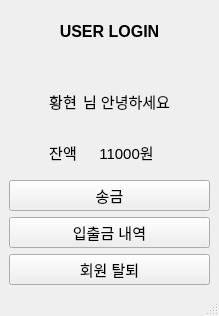
hyeon-h/QBanker-System, file form/mainwindow.ui: the form before one commit.
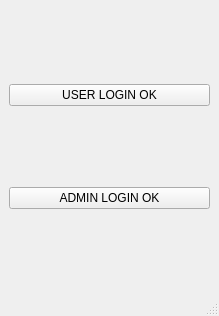
The form after the commit.

Commit message: feat login-ui: user - admin login ui ok

```diff
--- a/form/mainwindow.ui
+++ b/form/mainwindow.ui
@@ -16,162 +16,18 @@
   <widget class="QWidget" name="centralwidget">
    <layout class="QVBoxLayout" name="verticalLayout">
     <item>
-     <layout class="QGridLayout" name="gridLayout">
-      <item row="2" column="2">
-       <widget class="QLabel" name="label_3">
-        <property name="font">
-         <font>
-          <pointsize>11</pointsize>
-         </font>
-        </property>
-        <property name="text">
-         <string>님 안녕하세요</string>
-        </property>
-        <property name="alignment">
-         <set>Qt::AlignmentFlag::AlignCenter</set>
-        </property>
-       </widget>
-      </item>
-      <item row="3" column="2">
-       <widget class="QLabel" name="label_5">
-        <property name="font">
-         <font>
-          <pointsize>11</pointsize>
-         </font>
-        </property>
-        <property name="text">
-         <string>11000원</string>
-        </property>
-        <property name="alignment">
-         <set>Qt::AlignmentFlag::AlignCenter</set>
-        </property>
-       </widget>
-      </item>
-      <item row="2" column="1">
-       <widget class="QLabel" name="label_2">
-        <property name="font">
-         <font>
-          <pointsize>11</pointsize>
-         </font>
-        </property>
-        <property name="text">
-         <string>황현</string>
-        </property>
-        <property name="alignment">
-         <set>Qt::AlignmentFlag::AlignCenter</set>
-        </property>
-       </widget>
-      </item>
-      <item row="3" column="1">
-       <widget class="QLabel" name="label_4">
-        <property name="font">
-         <font>
-          <pointsize>11</pointsize>
-         </font>
-        </property>
-        <property name="text">
-         <string>잔액</string>
-        </property>
-        <property name="alignment">
-         <set>Qt::AlignmentFlag::AlignCenter</set>
-        </property>
-       </widget>
-      </item>
-      <item row="2" column="0">
-       <spacer name="horizontalSpacer_2">
-        <property name="orientation">
-         <enum>Qt::Orientation::Horizontal</enum>
-        </property>
-        <property name="sizeHint" stdset="0">
-         <size>
-          <width>40</width>
-          <height>20</height>
-         </size>
-        </property>
-       </spacer>
-      </item>
-      <item row="2" column="3">
-       <spacer name="horizontalSpacer_3">
-        <property name="orientation">
-         <enum>Qt::Orientation::Horizontal</enum>
-        </property>
-        <property name="sizeHint" stdset="0">
-         <size>
-          <width>40</width>
-          <height>20</height>
-         </size>
-        </property>
-       </spacer>
-      </item>
-      <item row="1" column="0" colspan="4">
-       <spacer name="horizontalSpacer">
-        <property name="orientation">
-         <enum>Qt::Orientation::Horizontal</enum>
-        </property>
-        <property name="sizeHint" stdset="0">
-         <size>
-          <width>40</width>
-          <height>20</height>
-         </size>
-        </property>
-       </spacer>
-      </item>
-      <item row="0" column="0" colspan="4">
-       <widget class="QLabel" name="label">
-        <property name="font">
-         <font>
-          <pointsize>12</pointsize>
-          <bold>true</bold>
-         </font>
-        </property>
-        <property name="text">
-         <string>USER LOGIN</string>
-        </property>
-        <property name="alignment">
-         <set>Qt::AlignmentFlag::AlignCenter</set>
-        </property>
-        <property name="margin">
-         <number>0</number>
-        </property>
-       </widget>
-      </item>
-      <item row="4" column="0" colspan="4">
-       <widget class="QPushButton" name="pushButton">
-        <property name="font">
-         <font>
-          <pointsize>11</pointsize>
-         </font>
-        </property>
-        <property name="text">
-         <string>송금</string>
-        </property>
-       </widget>
-      </item>
-      <item row="6" column="0" colspan="4">
-       <widget class="QPushButton" name="pushButton_2">
-        <property name="font">
-         <font>
-          <pointsize>11</pointsize>
-         </font>
-        </property>
-        <property name="text">
-         <string>입출금 내역</string>
-        </property>
-       </widget>
-      </item>
-      <item row="7" column="0" colspan="4">
-       <widget class="QPushButton" name="pushButton_3">
-        <property name="font">
-         <font>
-          <pointsize>11</pointsize>
-         </font>
-        </property>
-        <property name="text">
-         <string>회원 탈퇴</string>
-        </property>
-       </widget>
-      </item>
-     </layout>
+     <widget class="QPushButton" name="pushButton">
+      <property name="text">
+       <string>USER LOGIN OK</string>
+      </property>
+     </widget>
+    </item>
+    <item>
+     <widget class="QPushButton" name="pushButton_2">
+      <property name="text">
+       <string>ADMIN LOGIN OK</string>
+      </property>
+     </widget>
     </item>
    </layout>
   </widget>
```
The commit also changes 8 other files.
